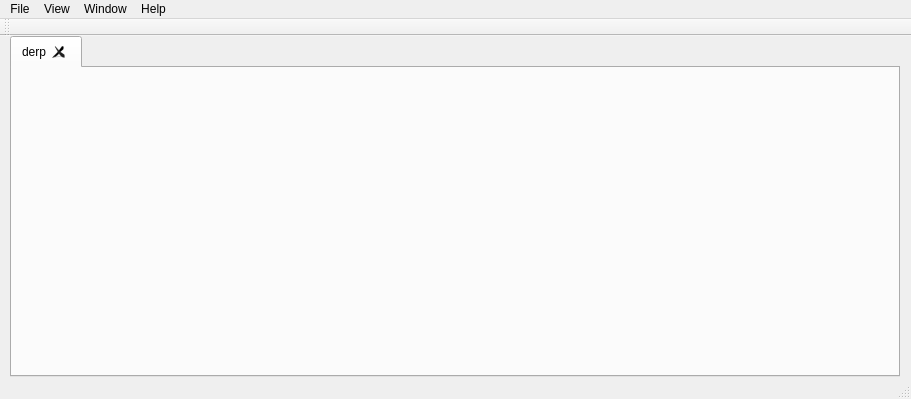
First picture: the form in mainwindow.ui, repository MrQweex/Curmudgeon, before the edit.
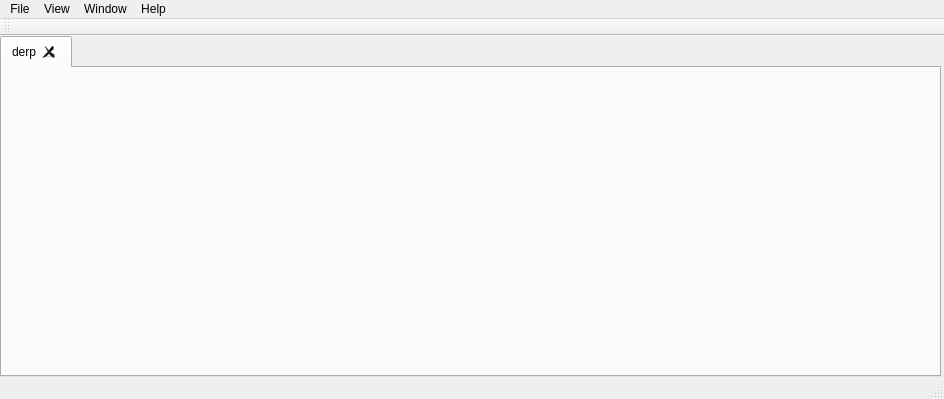
Second picture: the form after the edit.

Commit message: Removed window resizing

The edit to the form file:
```diff
--- a/mainwindow.ui
+++ b/mainwindow.ui
@@ -6,7 +6,7 @@
    <rect>
     <x>0</x>
     <y>0</y>
-    <width>911</width>
+    <width>944</width>
     <height>399</height>
    </rect>
   </property>
@@ -23,9 +23,9 @@
    <widget class="QTabWidget" name="mainTabs">
     <property name="geometry">
      <rect>
-      <x>10</x>
+      <x>0</x>
       <y>0</y>
-      <width>890</width>
+      <width>941</width>
       <height>341</height>
      </rect>
     </property>
@@ -59,8 +59,8 @@
     <rect>
      <x>0</x>
      <y>0</y>
-     <width>911</width>
-     <height>21</height>
+     <width>944</width>
+     <height>23</height>
     </rect>
    </property>
    <widget class="QMenu" name="menuFIle">
```
The commit also changes 4 other files.
